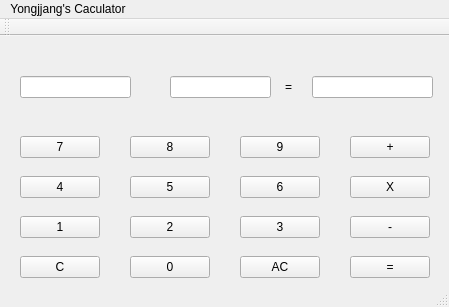
First picture: the form in no11/calc/mainwindow.ui, repository yongjjang/Lab4, before the edit.
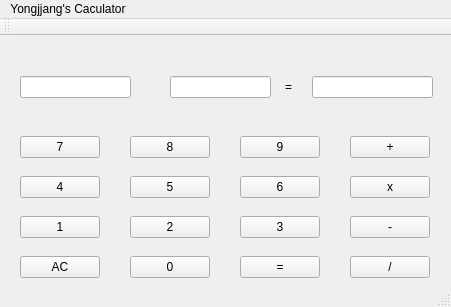
Second picture: the form after the edit.

What changed in the file:
```diff
--- a/no11/calc/mainwindow.ui
+++ b/no11/calc/mainwindow.ui
@@ -6,7 +6,7 @@
    <rect>
     <x>0</x>
     <y>0</y>
-    <width>449</width>
+    <width>451</width>
     <height>307</height>
    </rect>
   </property>
@@ -24,7 +24,7 @@
      </rect>
     </property>
     <property name="text">
-     <string>C</string>
+     <string>AC</string>
     </property>
    </widget>
    <widget class="QPushButton" name="zero_btn">
@@ -43,14 +43,14 @@
    <widget class="QPushButton" name="allC_btn">
     <property name="geometry">
      <rect>
-      <x>240</x>
+      <x>350</x>
       <y>220</y>
       <width>80</width>
       <height>22</height>
      </rect>
     </property>
     <property name="text">
-     <string>AC</string>
+     <string>/</string>
     </property>
    </widget>
    <widget class="QPushButton" name="one_btn">
@@ -134,7 +134,7 @@
    <widget class="QPushButton" name="equal_btn">
     <property name="geometry">
      <rect>
-      <x>350</x>
+      <x>240</x>
       <y>220</y>
       <width>80</width>
       <height>22</height>
@@ -167,7 +167,7 @@
      </rect>
     </property>
     <property name="text">
-     <string>X</string>
+     <string>x</string>
     </property>
    </widget>
    <widget class="QPushButton" name="seven_btn">
@@ -284,7 +284,7 @@
     <rect>
      <x>0</x>
      <y>0</y>
-     <width>449</width>
+     <width>451</width>
      <height>19</height>
     </rect>
    </property>
```
Left out of the diff: 23 changed lines with no effect on the pictures.
